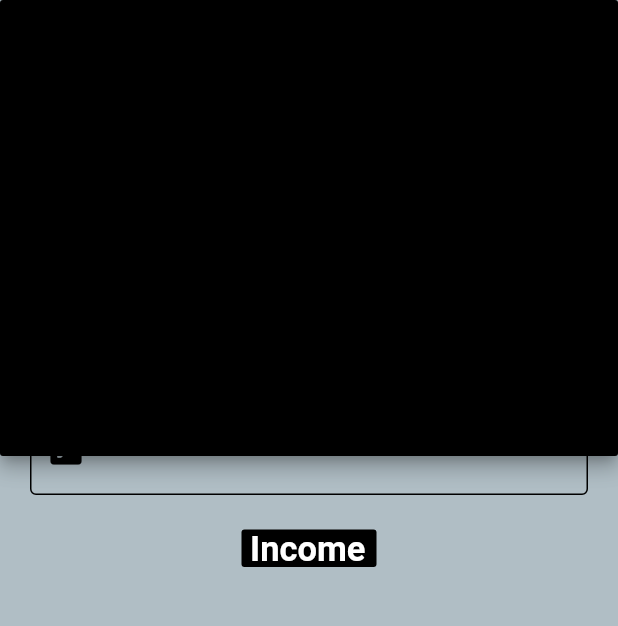
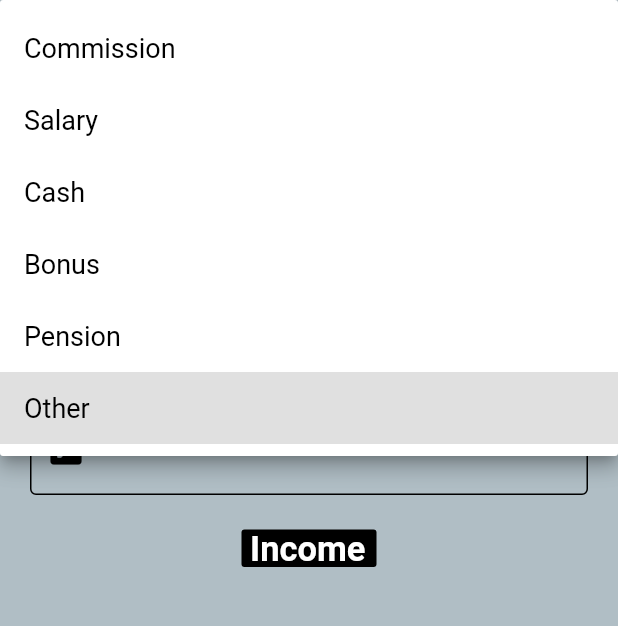
Before and after one commit to jenil82/incomeexpense_app, a Flutter app: the i_screen screen opened by its route, after a tap on "Other", on a phone screen of 412 x 824 dp, the part 72-698 px from its top. Run offline on Flutter 3.47's test engine with Material 2 defaults, Android fonts, the phone set to English and light mode, and no system bars; our stand-ins replace get, sqflite; accounts and stored records are empty.

Commit message:
okokok111

```diff
--- a/lib/screen/insert/E_screen.dart
+++ b/lib/screen/insert/E_screen.dart
@@ -183,7 +183,7 @@ class _i_screenState extends State<i_screen> {
                         onChanged: (value) {
                           homeController.selectedICategory.value = value!;
                         },
-                        dropdownColor: Colors.black,
+                        dropdownColor: Colors.white,
                         decoration: InputDecoration(
                           enabledBorder: OutlineInputBorder(
                             borderSide: BorderSide(
@@ -234,7 +234,7 @@ class _i_screenState extends State<i_screen> {
                           homeController.selectedIPaymentMethod.value =
                           value!;
                         },
-                        dropdownColor: Colors.black,
+                        dropdownColor: Colors.white,
                         decoration: InputDecoration(
                           enabledBorder: OutlineInputBorder(
                             borderSide: BorderSide(
@@ -258,10 +258,6 @@ class _i_screenState extends State<i_screen> {
                     Column(
                       children: [
                         SizedBox(height: 15,),
-                        Row(
-                          children: [
-                          ],
-                        ),
                       ],
                     ),
                     TextField(
--- a/lib/screen/insert/i_screen.dart
+++ b/lib/screen/insert/i_screen.dart
@@ -170,7 +170,7 @@ class _expernsescreenState extends State<expernsescreen> {
                         onChanged: (value) {
                           homeController.selectedECategory.value = value!;
                         },
-                        dropdownColor: Colors.black,
+                        dropdownColor: Colors.white,
                         decoration: InputDecoration(
                           enabledBorder: OutlineInputBorder(
                             borderSide: BorderSide(
@@ -226,7 +226,7 @@ class _expernsescreenState extends State<expernsescreen> {
                         onChanged: (value) {
                           homeController.selectedEPaymentMethod.value = value!;
                         },
-                        dropdownColor: Colors.black,
+                        dropdownColor: Colors.white,
                         decoration: InputDecoration(
                           enabledBorder: OutlineInputBorder(
                             borderSide: BorderSide(
--- a/lib/screen/updatedelete/e_ubdeit.dart
+++ b/lib/screen/updatedelete/e_ubdeit.dart
@@ -185,7 +185,7 @@ class _income_screenState extends State<income_screen> {
                           Icons.keyboard_arrow_down_outlined,
                           color: Colors.black,
                         ),
-                        dropdownColor: Colors.black,
+                        dropdownColor: Colors.white,
                         decoration: InputDecoration(
                           enabledBorder: OutlineInputBorder(
                             borderSide: BorderSide(
@@ -244,7 +244,7 @@ class _income_screenState extends State<income_screen> {
                           Icons.keyboard_arrow_down_outlined,
                           color: Colors.black,
                         ),
-                        dropdownColor: Colors.black,
+                        dropdownColor: Colors.white,
                         decoration: InputDecoration(
                           enabledBorder: OutlineInputBorder(
                             borderSide: BorderSide(
```
Also changed, not shown: lib/screen/updatedelete/i_ubdeit_screen.dart (+4 -22 lines).
